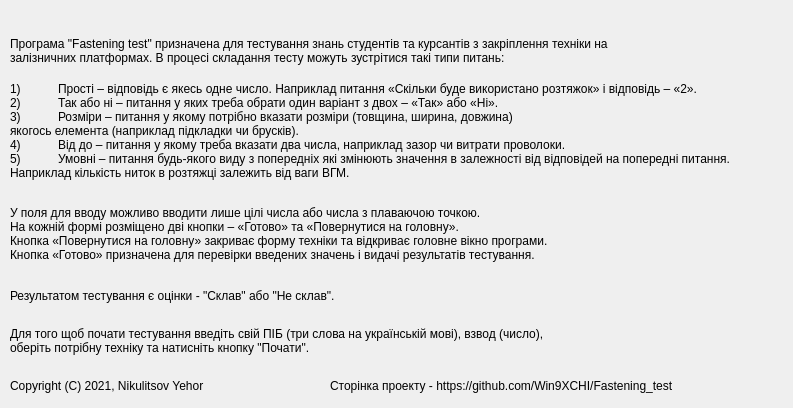
Win9XCHI/Fastening_test, file view/about_form.ui: the form before one commit.
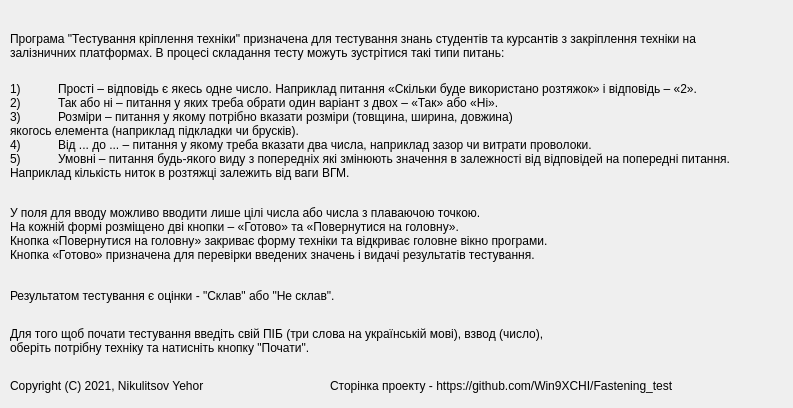
The form after the commit.

```diff
--- a/view/about_form.ui
+++ b/view/about_form.ui
@@ -17,13 +17,13 @@
    <property name="geometry">
     <rect>
      <x>10</x>
-     <y>20</y>
+     <y>10</y>
      <width>771</width>
-     <height>61</height>
+     <height>71</height>
     </rect>
    </property>
    <property name="text">
-    <string>Програма &quot;Fastening test&quot; призначена для тестування знань студентів та курсантів з закріплення техніки на
+    <string>Програма &quot;Тестування кріплення техніки&quot; призначена для тестування знань студентів та курсантів з закріплення техніки на
 залізничних платформах. В процесі складання тесту можуть зустрітися такі типи питань:</string>
    </property>
   </widget>
@@ -54,7 +54,7 @@
 2)	Так або ні – питання у яких треба обрати один варіант з двох – «Так» або «Ні».
 3)	Розміри – питання у якому потрібно вказати розміри (товщина, ширина, довжина)
 якогось елемента (наприклад підкладки чи брусків).
-4)	Від до – питання у якому треба вказати два числа, наприклад зазор чи витрати проволоки.
+4)	Від ... до ... – питання у якому треба вказати два числа, наприклад зазор чи витрати проволоки.
 5)	Умовні – питання будь-якого виду з попередніх які змінюють значення в залежності від відповідей на попередні питання.
 Наприклад кількість ниток в розтяжці залежить від ваги ВГМ.</string>
    </property>
```
